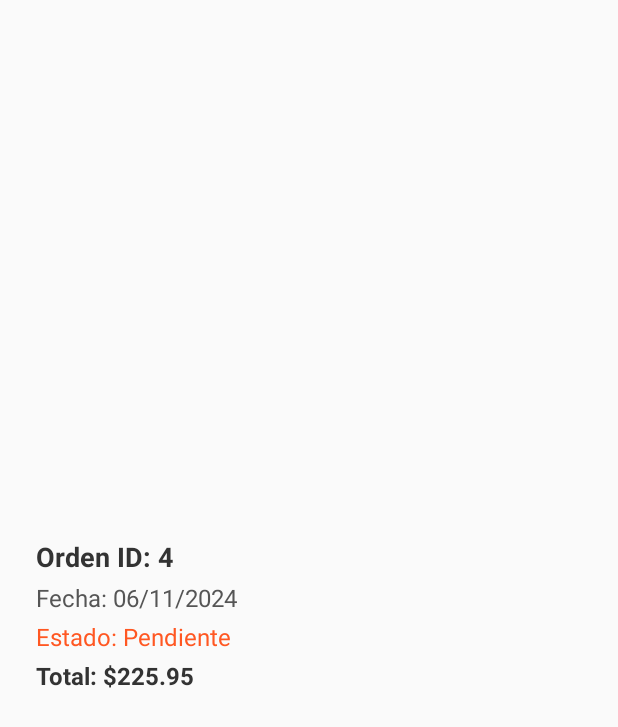
After one commit to inspedralbes/transversal-tr1-2024-2025-android-dam_24_25_tr1g5_android, an Android app built with Jetpack Compose: the layout order_item.xml on its own in the app's theme, with its tools: preview values and no code run, on a phone screen of 412 x 824 dp. The commit adds this screen. Shown: the top 727 px of the screen. Run offline under Robolectric (Android 15) with nearby library versions, the phone set to English and light mode, and no system bars.

Commit message:
solucionar problemas en casa

```diff
--- a/AppTakeAway/app/src/main/java/com/example/apptakeaway/api/RetrofitClient.kt
+++ b/AppTakeAway/app/src/main/java/com/example/apptakeaway/api/RetrofitClient.kt
@@ -13,7 +13,7 @@ import retrofit2.converter.gson.GsonConverterFactory // Convertidor de Gson para
 // Objeto singleton que maneja la configuración de Retrofit
 object RetrofitClient {
     // URL base de la API
-    private const val BASE_URL = "http://192.168.1.16:3000"
+    private const val BASE_URL = "http://10.0.2.2:3000"
 
     // Instancia de Retrofit creada de manera perezosa
     private val retrofit by lazy {
--- /dev/null
+++ b/AppTakeAway/app/src/main/res/layout/order_item.xml
@@ -0,0 +1,58 @@
+<?xml version="1.0" encoding="utf-8"?>
+<LinearLayout
+    xmlns:android="http://schemas.android.com/apk/res/android"
+    android:layout_width="match_parent"
+    android:layout_height="wrap_content"
+    android:orientation="vertical"
+    android:padding="16dp"
+    android:background="?android:attr/selectableItemBackground"
+    android:layout_margin="8dp"
+    android:backgroundTint="#EFEFEF"
+    android:layout_gravity="center">
+
+    <!-- Order ID -->
+
+    <!-- Order Date -->
+
+    <!-- Order Total -->
+
+    <!-- Order Status -->
+
+    <TextView
+        android:id="@+id/order_id"
+        android:layout_width="wrap_content"
+        android:layout_height="wrap_content"
+        android:paddingBottom="4dp"
+        android:text="Orden ID: 4"
+        android:textColor="#333333"
+        android:textSize="18sp"
+        android:textStyle="bold" />
+
+    <TextView
+        android:id="@+id/order_date"
+        android:layout_width="wrap_content"
+        android:layout_height="wrap_content"
+        android:paddingBottom="4dp"
+        android:text="Fecha: 06/11/2024"
+        android:textColor="#555555"
+        android:textSize="16sp" />
+
+    <TextView
+        android:id="@+id/order_status"
+        android:layout_width="wrap_content"
+        android:layout_height="wrap_content"
+        android:paddingBottom="4dp"
+        android:text="Estado: Pendiente"
+        android:textColor="#FF5722"
+        android:textSize="16sp" />
+
+    <TextView
+        android:id="@+id/order_total"
+        android:layout_width="wrap_content"
+        android:layout_height="wrap_content"
+        android:paddingBottom="4dp"
+        android:text="Total: $225.95"
+        android:textColor="#333333"
+        android:textSize="16sp"
+        android:textStyle="bold" />
+</LinearLayout>
```
Also changed, not shown: AppTakeAway/app/src/main/java/com/example/apptakeaway/PayActivity.kt (+37 -23 lines).
